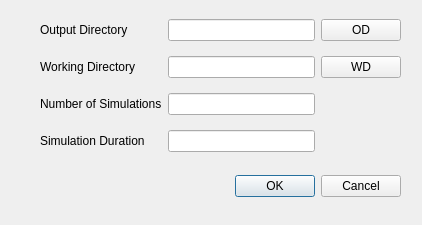
First picture: the form in src/qt_files/UserSettingsForm.ui, repository luckek/FireScapeRx-dev, before the edit.
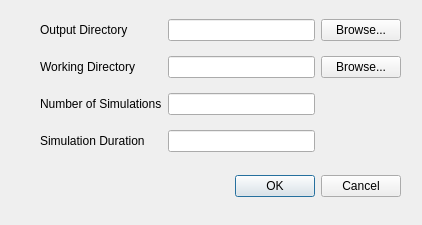
Second picture: the form after the edit.

Commit message: Changed class/dialog name, dialog title, button texts, and added some tooltips

```diff
--- a/src/qt_files/UserSettingsForm.ui
+++ b/src/qt_files/UserSettingsForm.ui
@@ -52,7 +52,7 @@
     <item row="2" column="3">
      <widget class="QPushButton" name="working_dir_button">
       <property name="text">
-       <string>WD</string>
+       <string>Browse...</string>
       </property>
      </widget>
     </item>
@@ -79,7 +79,7 @@
     <item row="1" column="3">
      <widget class="QPushButton" name="output_dir_button">
       <property name="text">
-       <string>OD</string>
+       <string>Browse...</string>
       </property>
      </widget>
     </item>
```
Left out of the diff: 16 changed lines with no effect on the pictures. The commit also changes 2 other files.
